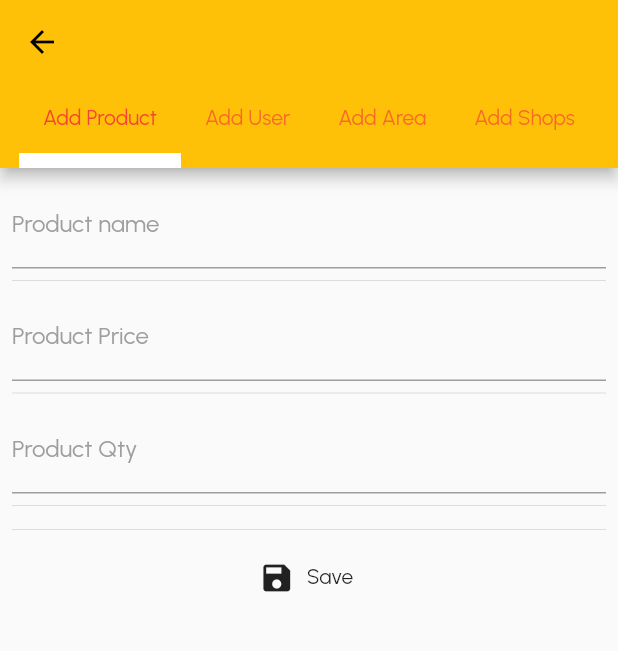
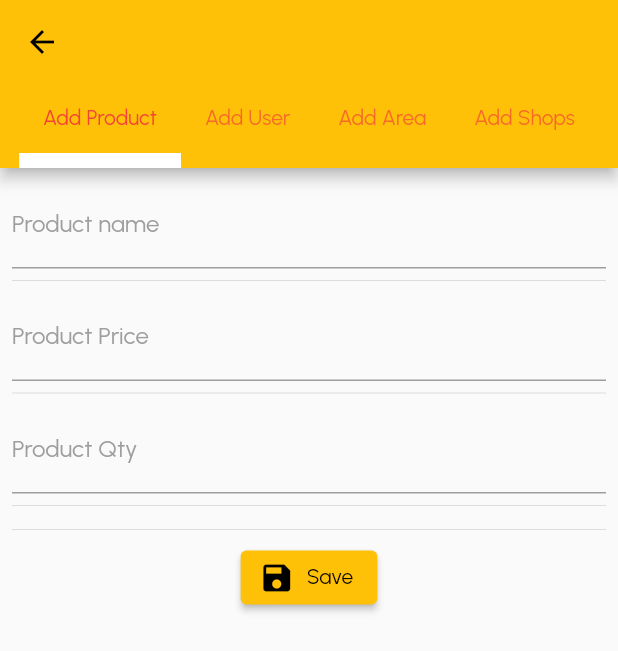
Before and after one commit to daniyalayyaz/Masala-App, a Flutter app: the AddProdcut screen opened directly, on a phone screen of 412 x 824 dp. Shown: the top 651 px of the screen. Run offline on Flutter 3.47's test engine with Material 2 defaults, Android fonts, the light colour scheme and no system bars; our stand-ins replace accordion, cloud_firestore, firebase_core, firebase_storage, flutter_easyloading, font_awesome_flutter and 4 more; accounts and stored records are empty.

Commit message:
Latest Code

```diff
--- a/lib/Product/Product.dart
+++ b/lib/Product/Product.dart
@@ -46,7 +46,7 @@ class _ProductState extends State<Product> {
     final _carprovider = Provider.of<CartProvider>(context, listen: true);
 
     Widget addbutton(document) {
-      return FlatButton(
+      return ElevatedButton(
         onPressed: () {
           // Navigator.push(
           //             context,
@@ -56,7 +56,6 @@ class _ProductState extends State<Product> {
           //                     )));
         },
         child: Text("View Details"),
-        color: Colors.blue,
       );
     }
 
--- a/lib/ProductManager/Addproduct.dart
+++ b/lib/ProductManager/Addproduct.dart
@@ -51,7 +51,7 @@ class _AddProdcutState extends State<AddProdcut> {
 
   @override
   Widget build(BuildContext context) {
-    var provider = Provider.of<Productprovider>(context,listen: false);
+    var provider = Provider.of<Productprovider>(context, listen: false);
     return DefaultTabController(
       length: 4,
       child: Scaffold(
@@ -244,14 +244,13 @@ class _AddProdcutState extends State<AddProdcut> {
 
                       Divider(),
 
-                      FlatButton.icon(
+                      ElevatedButton.icon(
                           onPressed: () {
                             if (formKey.currentState!.validate()) {
                               EasyLoading.show(status: 'loading...');
                               EasyLoading.dismiss();
 
                               EasyLoading.show(status: "Processing Save");
-
 
                               provider
                                   .saveprodcut(
@@ -273,13 +272,8 @@ class _AddProdcutState extends State<AddProdcut> {
                                 }
                               });
                             } else {
-                                    provider.alertDialog(
-                                        context,
-                                        "Image  upload",
+                              provider.alertDialog(context, "Image  upload",
                                   "Fail to upload image");
-
-
-
                             }
                           },
                           icon: Icon(Icons.save),
@@ -372,7 +366,7 @@ class _AddProdcutState extends State<AddProdcut> {
 
                       Divider(),
 
-                      FlatButton.icon(
+                      ElevatedButton.icon(
                           onPressed: () {
                             if (formKey.currentState!.validate()) {
                               EasyLoading.show(status: 'loading...');
@@ -457,7 +451,7 @@ class _AddProdcutState extends State<AddProdcut> {
 
                       Divider(),
 
-                      FlatButton.icon(
+                      ElevatedButton.icon(
                           onPressed: () {
                             if (formKey.currentState!.validate()) {
                               EasyLoading.show(status: 'loading...');
@@ -562,7 +556,6 @@ class _AddProdcutState extends State<AddProdcut> {
                                           },
                                           items: snapshot.data!.docs
                                               .map((DocumentSnapshot document) {
-
                                             return new DropdownMenuItem(
                                                 value: document["title"],
                                                 child: new Container(
@@ -609,7 +602,7 @@ class _AddProdcutState extends State<AddProdcut> {
 
                       Divider(),
 
-                      FlatButton.icon(
+                      ElevatedButton.icon(
                           onPressed: () {
                             if (formKey.currentState!.validate()) {
                               // EasyLoading.show(status: 'loading...');
```
Also changed, not shown: lib/Signup.dart (+5 -7 lines), lib/main.dart (+2 -6 lines), pubspec.lock, 2 other files. Lines whose indentation alone changed are shown as unchanged.
